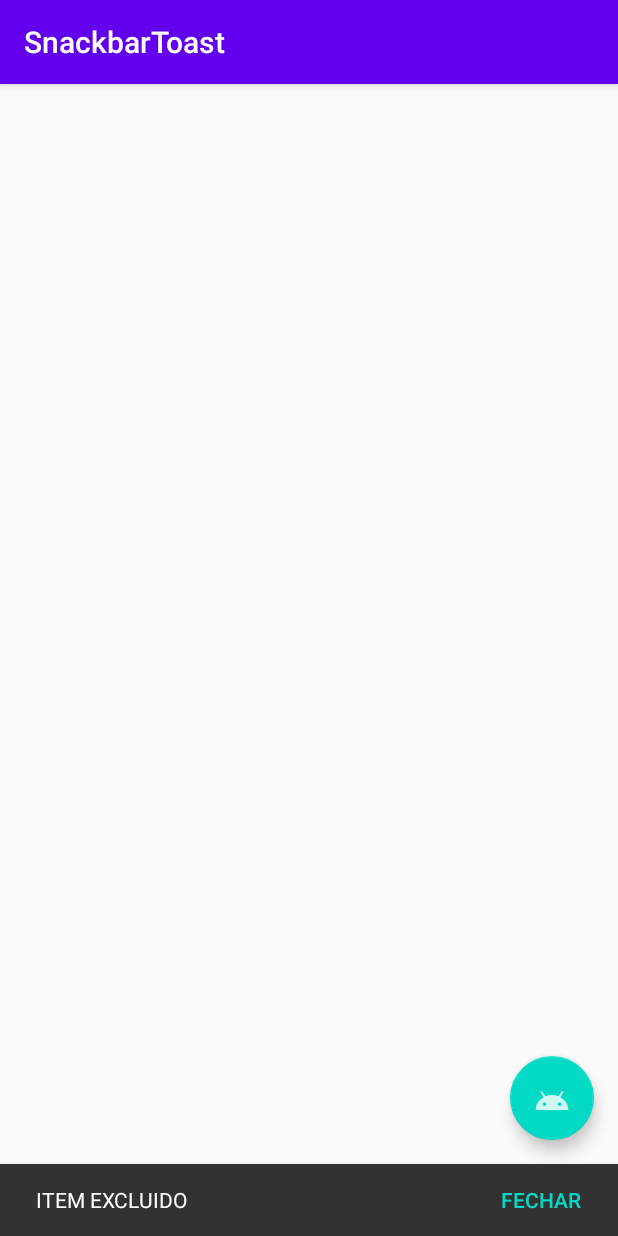
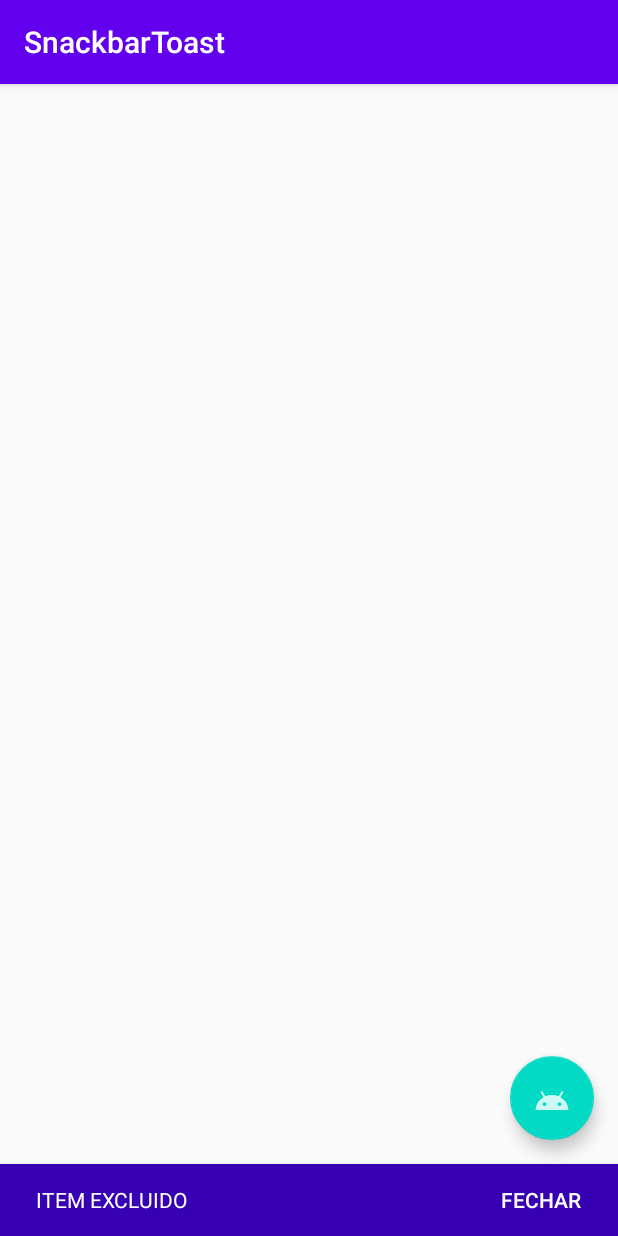
Before and after one commit to GabrielRJesus/AndroidProjects, an Android app: the screen it shows after launch (MainActivity), after a tap on an icon or button, on a phone screen of 412 x 824 dp. Run offline under Robolectric (Android 15) with nearby library versions, the phone set to English and light mode, and no system bars.

Commit message:
Customizando a snackbar

```diff
--- a/SnackbarToast/app/src/main/java/dev/gabrieljesus/snackbartoast/MainActivity.java
+++ b/SnackbarToast/app/src/main/java/dev/gabrieljesus/snackbartoast/MainActivity.java
@@ -4,6 +4,7 @@ import androidx.appcompat.app.AppCompatActivity;
 
 import android.os.Bundle;
 import android.view.View;
+import android.widget.TextView;
 
 import com.google.android.material.floatingactionbutton.FloatingActionButton;
 import com.google.android.material.snackbar.Snackbar;
@@ -30,6 +31,13 @@ public class MainActivity extends AppCompatActivity {
                         snackbar.dismiss();
                     }
                 });
+
+                View snackView = snackbar.getView();
+                snackView.setBackgroundColor(getResources().getColor(R.color.colorPrimaryDark, null));
+
+                TextView snackActionView = snackView.findViewById(com.google.android.material.R.id.snackbar_action);
+                snackActionView.setTextColor(getResources().getColor(android.R.color.white, null));
+
                 snackbar.show();
             }
         });
```
